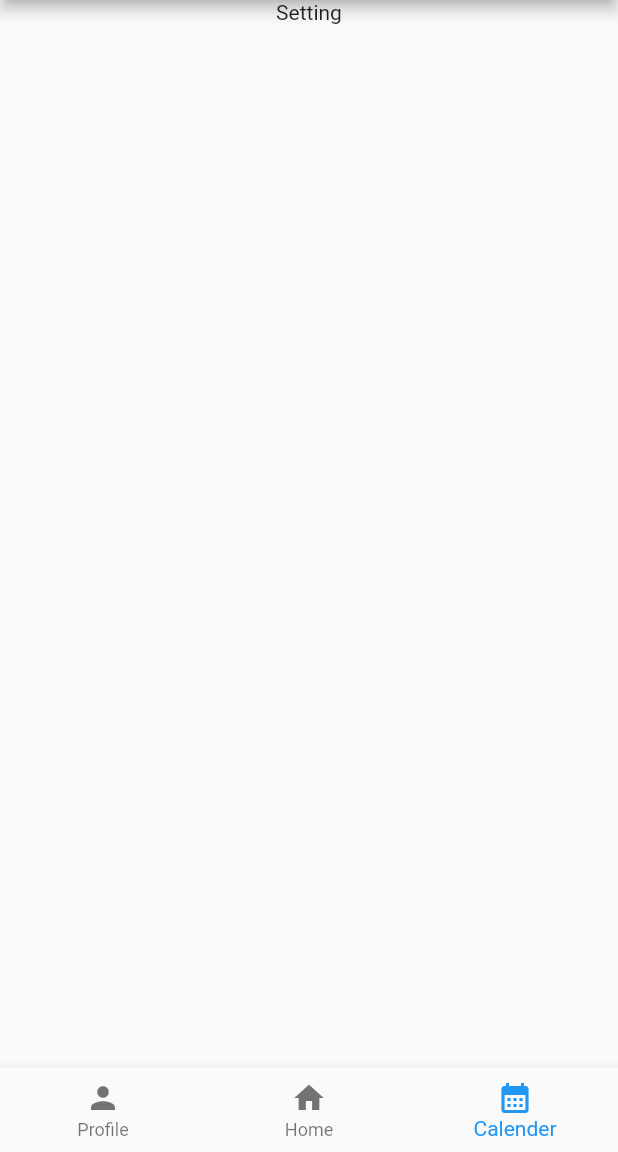
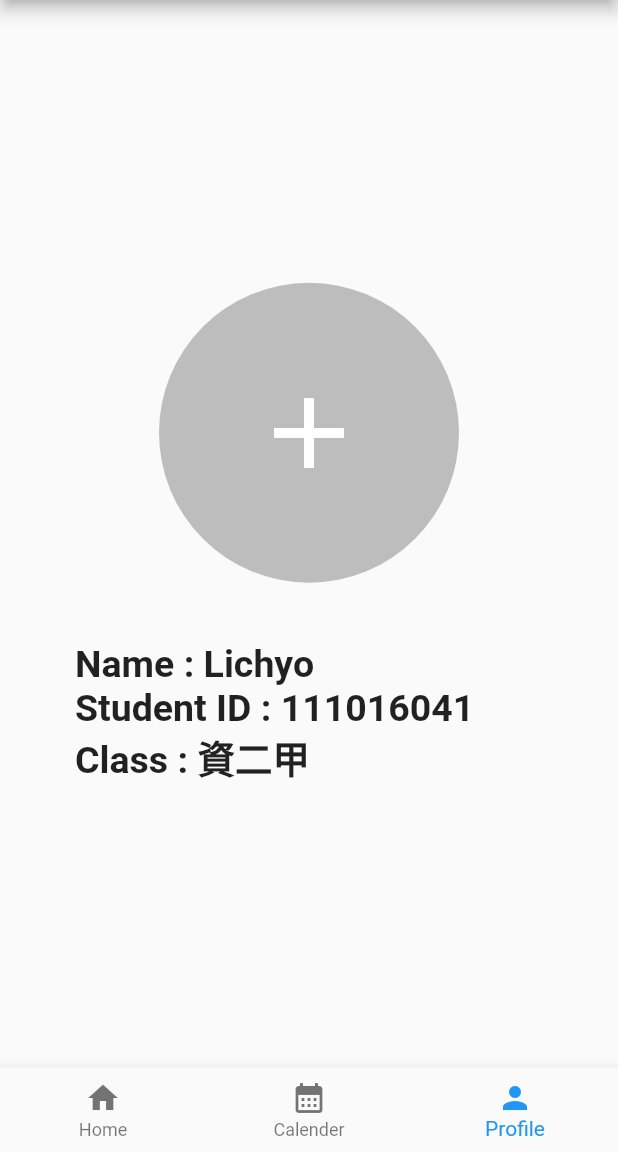
Before and after one commit to Lichyo/NTUETodo, a Flutter app: the screen it shows after launch, item 3 of the bottom bar chosen, on a phone screen of 412 x 824 dp, the part 84-1236 px from its top. Run offline on Flutter 3.47's test engine with Material 2 defaults, Android fonts, the phone set to English and light mode, and no system bars; project files that could hold a hidden picture were left out.

Commit message:
Implement Task Function

```diff
--- a/lib/constants.dart
+++ b/lib/constants.dart
@@ -9,6 +9,8 @@ const kTitleTextStyle = TextStyle(
   fontWeight: FontWeight.w500,
   fontFamily: 'Ubuntu',
 );
+
+const kProfileTextStyle = TextStyle(fontWeight: FontWeight.bold, fontSize: 25.0,);
 
 const kLittleTextStyle = TextStyle(
   fontWeight: FontWeight.w500,
--- a/lib/main.dart
+++ b/lib/main.dart
@@ -1,4 +1,6 @@
 import 'package:flutter/material.dart';
+import 'package:provider/provider.dart';
+import 'package:todo/models/task/task_data.dart';
 import 'screens/home_page.dart';
 import 'constants.dart';
 
@@ -9,8 +11,11 @@ class MyApp extends StatelessWidget {
 
   @override
   Widget build(BuildContext context) {
-    return const MaterialApp(
-      home: Home(),
+    return ChangeNotifierProvider(
+      create: (_) => TaskData(),
+      child: const MaterialApp(
+        home: Home(),
+      ),
     );
   }
 }
--- /dev/null
+++ b/lib/models/task/task.dart
@@ -0,0 +1,11 @@
+class Task {
+  String taskName;
+  String deadTime;
+  bool isDone;
+
+  Task({required this.taskName, required this.deadTime, this.isDone = false});
+
+  void toggleDone() {
+    isDone = !isDone;
+  }
+}
--- /dev/null
+++ b/lib/models/task/task_data.dart
@@ -0,0 +1,39 @@
+import 'package:flutter/material.dart';
+import 'task.dart';
+import 'dart:collection';
+
+class TaskData extends ChangeNotifier {
+  List<Task> _tasks = [
+    Task(taskName: 'taskTitle', deadTime: 'deadTime'),
+    Task(taskName: 'taskTitle', deadTime: 'deadTime'),
+    Task(taskName: 'taskTitle', deadTime: 'deadTime'),
+    Task(taskName: 'taskTitle', deadTime: 'deadTime'),
+    Task(taskName: 'taskTitle', deadTime: 'deadTime'),
+    Task(taskName: 'taskTitle', deadTime: 'deadTime'),
+    Task(taskName: 'taskTitle', deadTime: 'deadTime'),
+    Task(taskName: 'taskTitle', deadTime: 'deadTime'),
+    Task(taskName: 'taskTitle', deadTime: 'deadTime'),
+    Task(taskName: 'taskTitle', deadTime: 'deadTime'),
+    Task(taskName: 'taskTitle', deadTime: 'deadTime'),
+    Task(taskName: 'taskTitle', deadTime: 'deadTime'),
+  ];
+
+  UnmodifiableListView<Task> get tasks {
+    return UnmodifiableListView(_tasks);
+  }
+
+  void addTask(String taskTitle, String deadTime) {
+    _tasks.add(Task(taskName: taskTitle, deadTime: deadTime));
+    notifyListeners();
+  }
+
+  void updateTask(Task task) {
+    task.toggleDone();
+    notifyListeners();
+  }
+
+  void removeTask(Task task) {
+    _tasks.remove(task);
+    notifyListeners();
+  }
+}
--- a/lib/screens/home_page.dart
+++ b/lib/screens/home_page.dart
@@ -2,6 +2,7 @@ import 'package:flutter/material.dart';
 import 'package:todo/constants.dart';
 import 'package:todo/screens/login_screen.dart';
 import 'home_route.dart';
+import 'profile_route.dart';
 
 class Home extends StatefulWidget {
   const Home({Key? key}) : super(key: key);
@@ -18,11 +19,7 @@ class _HomeState extends State<Home> {
         Text('Calender'),
       ],
     ),
-    Column(
-      children: const [
-        Text('Setting'),
-      ],
-    ),
+    const ProfileRoute(),
   ];
 
   int _selectedIndex = 0;
@@ -39,16 +36,16 @@ class _HomeState extends State<Home> {
       bottomNavigationBar: BottomNavigationBar(
         items: const <BottomNavigationBarItem>[
           BottomNavigationBarItem(
-            icon: Icon(Icons.person),
-            label: 'Profile',
-          ),
-          BottomNavigationBarItem(
             icon: Icon(Icons.home),
             label: 'Home',
           ),
           BottomNavigationBarItem(
             icon: Icon(Icons.calendar_month),
             label: 'Calender',
+          ),
+          BottomNavigationBarItem(
+            icon: Icon(Icons.person),
+            label: 'Profile',
           ),
         ],
         currentIndex: _selectedIndex,
--- /dev/null
+++ b/lib/screens/profile_route.dart
@@ -0,0 +1,39 @@
+import 'package:flutter/material.dart';
+import 'package:todo/constants.dart';
+
+class ProfileRoute extends StatelessWidget {
+  const ProfileRoute({Key? key}) : super(key: key);
+
+  @override
+  Widget build(BuildContext context) {
+    return Scaffold(
+      body: Column(
+        mainAxisAlignment: MainAxisAlignment.center,
+        crossAxisAlignment: CrossAxisAlignment.stretch,
+        children: [
+          GestureDetector(
+            onTap: (){},
+            child: CircleAvatar(
+              radius: 100.0,
+              backgroundColor: Colors.grey.shade400,
+              child: const Icon(Icons.add, size: 80.0, color: Colors.white,),
+            ),
+          ),
+          Padding(
+            padding: const EdgeInsets.only(left: 50.0, top: 40.0),
+            child: Column(
+              crossAxisAlignment: CrossAxisAlignment.start,
+              children: const [
+                Text('Name : Lichyo', style: kProfileTextStyle),
+                Text('Student ID : 111016041', style: kProfileTextStyle,),
+                Text('Class : 資二甲', style: kProfileTextStyle,),
+              ],
+            ),
+          ),
+
+
+        ],
+      ),
+    );
+  }
+}
```
Also changed, not shown: lib/components/task_list.dart (added, +35 -0 lines), lib/components/task_tile.dart (+38 -11 lines), lib/screens/add_task_screen.dart (+20 -35 lines), lib/screens/todo_screen.dart (+4 -9 lines).
